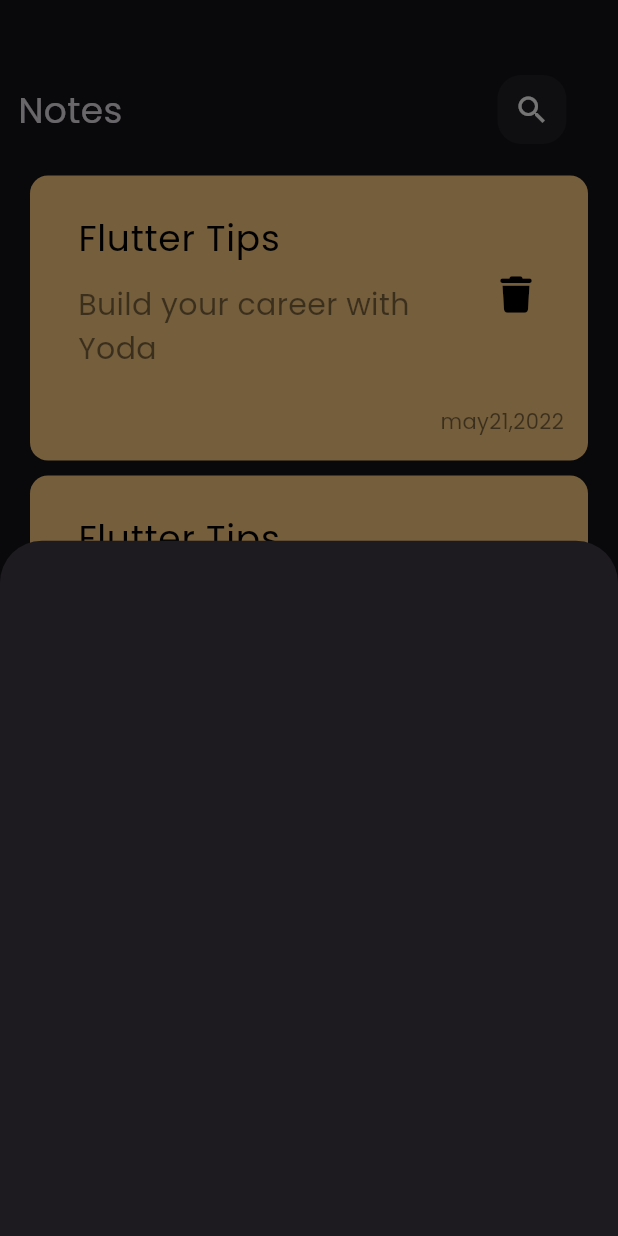
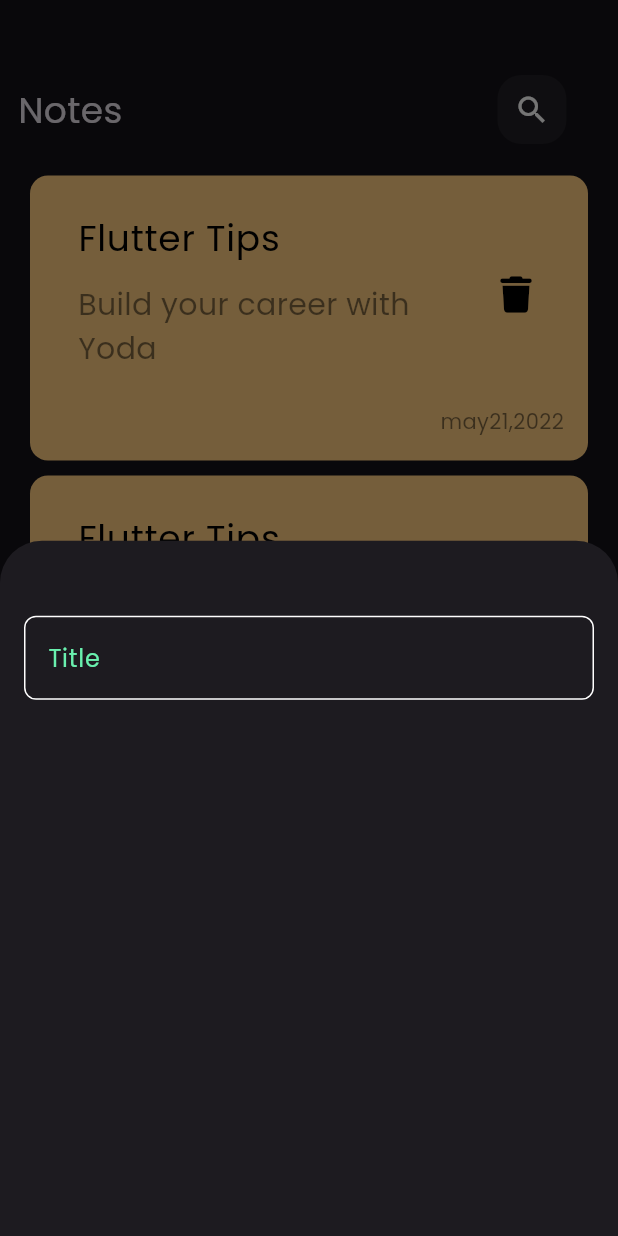
Before and after one commit to carnage67694325/note_app, a Flutter app: the screen it shows after launch, after a tap on the "add" icon, on a phone screen of 412 x 824 dp. Run offline on Flutter 3.47's test engine with Material 3 defaults, Android fonts, the phone set to English and light mode, and no system bars; our stand-ins replace font_awesome_flutter.

Commit message:
created cutomTextField

```diff
--- /dev/null
+++ b/lib/constants.dart
@@ -0,0 +1,3 @@
+import 'package:flutter/material.dart';
+
+const kPrimaryColor = Colors.greenAccent;
--- a/lib/views/home_view.dart
+++ b/lib/views/home_view.dart
@@ -1,4 +1,5 @@
 import 'package:flutter/material.dart';
+import 'package:note_app/constants.dart';
 import 'package:note_app/widget/add_note_bottom_sheet.dart';
 import 'package:note_app/widget/home_view_body.dart';
 
@@ -10,7 +11,7 @@ class HomeView extends StatelessWidget {
     return Scaffold(
         floatingActionButton: FloatingActionButton(
           shape: const CircleBorder(),
-          backgroundColor: Colors.greenAccent,
+          backgroundColor: kPrimaryColor,
           onPressed: () {
             showModalBottomSheet(
                 context: context,
--- a/lib/widget/add_note_bottom_sheet.dart
+++ b/lib/widget/add_note_bottom_sheet.dart
@@ -1,10 +1,21 @@
 import 'package:flutter/material.dart';
+import 'package:note_app/widget/custom_text_field.dart';
 
 class AddNoteBottomSheet extends StatelessWidget {
   const AddNoteBottomSheet({super.key});
 
   @override
   Widget build(BuildContext context) {
-    return Container();
+    return Padding(
+      padding: const EdgeInsets.symmetric(horizontal: 16),
+      child: Column(
+        children: [
+          SizedBox(
+            height: 50,
+          ),
+          CustomTextField(),
+        ],
+      ),
+    );
   }
 }
--- /dev/null
+++ b/lib/widget/custom_text_field.dart
@@ -0,0 +1,27 @@
+import 'package:flutter/material.dart';
+import 'package:note_app/constants.dart';
+
+class CustomTextField extends StatelessWidget {
+  const CustomTextField({super.key});
+
+  @override
+  Widget build(BuildContext context) {
+    return TextField(
+      cursorColor: kPrimaryColor,
+      decoration: InputDecoration(
+        hintText: 'Title',
+        hintStyle: const TextStyle(color: kPrimaryColor),
+        border: buildBorder(),
+        enabledBorder: buildBorder(),
+        focusedBorder: buildBorder(kPrimaryColor),
+      ),
+    );
+  }
+
+  OutlineInputBorder buildBorder([color]) {
+    return OutlineInputBorder(
+      borderSide: BorderSide(color: color ?? Colors.white),
+      borderRadius: BorderRadius.circular(8),
+    );
+  }
+}
```
